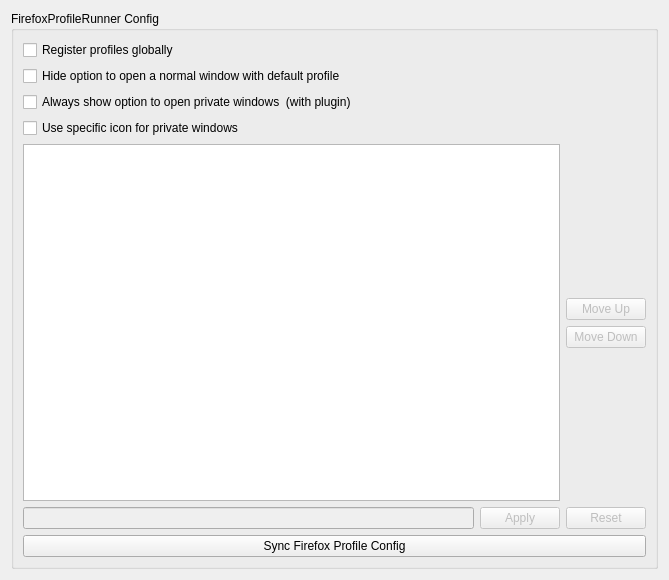
Old version of the form src/config/firefoxprofilerunner_config.ui in the repository alex1701c/krunner-firefox.
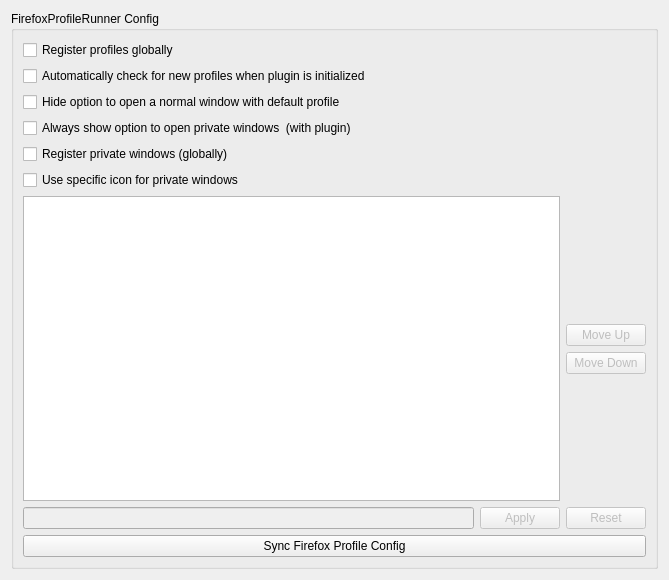
New version of the form.

Commit message: Move general settings to krunnerrc file, add new options to config dialog

```diff
--- a/src/config/firefoxprofilerunner_config.ui
+++ b/src/config/firefoxprofilerunner_config.ui
@@ -45,6 +45,13 @@
           </property>
          </widget>
         </item>
+        <item>
+         <widget class="QCheckBox" name="automaticallyRegisterProfiles">
+          <property name="text">
+           <string>Automatically check for new profiles when plugin is initialized</string>
+          </property>
+         </widget>
+        </item>
         <item>
          <widget class="QCheckBox" name="hideDefaultProfile">
           <property name="text">
@@ -59,6 +66,13 @@
           </property>
          </widget>
         </item>
+        <item>
+         <widget class="QCheckBox" name="registerPrivateWindows">
+          <property name="text">
+           <string>Register private windows (globally)</string>
+          </property>
+         </widget>
+        </item>
         <item>
          <widget class="QCheckBox" name="showIconForPrivateWindow">
           <property name="text">
```
The commit also changes 3 other files.
